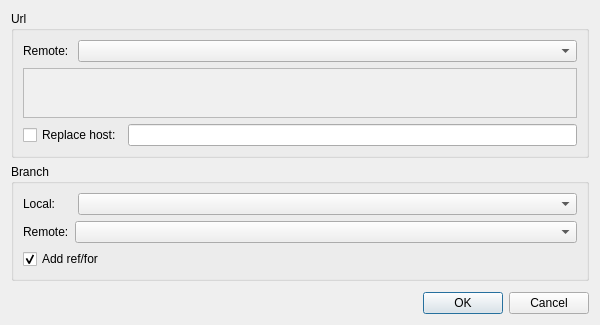
The window that src/dialogs/pushdialog.ui (Rbcum/RepoMan) describes before a commit, drawn with Qt 5.
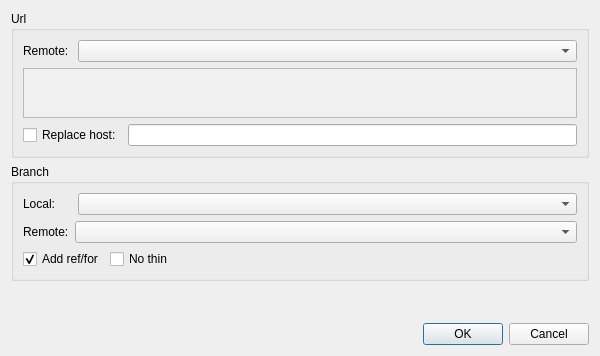
The same window after the commit.

Commit message: Add no thin option for git push

```diff
--- a/src/dialogs/pushdialog.ui
+++ b/src/dialogs/pushdialog.ui
@@ -7,7 +7,7 @@
     <x>0</x>
     <y>0</y>
     <width>600</width>
-    <height>325</height>
+    <height>356</height>
    </rect>
   </property>
   <property name="sizePolicy">
@@ -182,6 +182,11 @@
        </layout>
       </item>
       <item>
+       <layout class="QHBoxLayout" name="horizontalLayout_5">
+        <property name="topMargin">
+         <number>0</number>
+        </property>
+        <item>
        <widget class="QCheckBox" name="refForCheckBox">
         <property name="text">
          <string>Add ref/for</string>
@@ -190,6 +195,28 @@
          <bool>true</bool>
         </property>
        </widget>
+        </item>
+        <item>
+         <widget class="QCheckBox" name="noThinCheckBox">
+          <property name="text">
+           <string>No thin</string>
+          </property>
+         </widget>
+        </item>
+        <item>
+         <spacer name="horizontalSpacer">
+          <property name="orientation">
+           <enum>Qt::Horizontal</enum>
+          </property>
+          <property name="sizeHint" stdset="0">
+           <size>
+            <width>40</width>
+            <height>20</height>
+           </size>
+          </property>
+         </spacer>
+        </item>
+       </layout>
       </item>
      </layout>
     </widget>
```
Lines whose indentation alone changed are shown as unchanged. The commit also changes 2 other files.
